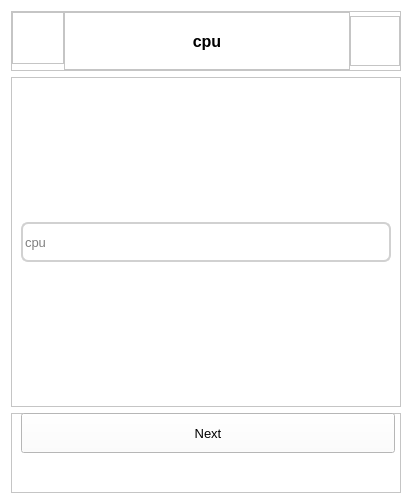
Above: layouts/add_device5.ui from fedulovs/InventoryUI before the change. Below: the same form after it.
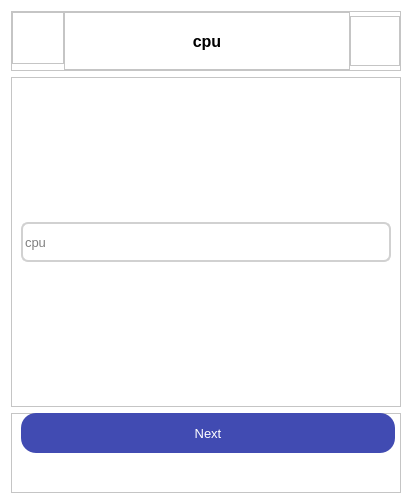
That is the form after the change.

```diff
--- a/layouts/add_device5.ui
+++ b/layouts/add_device5.ui
@@ -302,13 +302,19 @@
                             </font>
                         </property>
                         <property name="styleSheet">
-                            <string notr="true">border-radius : 15; border: 2 px solid black; background-color:
-                                #414BB2; color: white;
+                            <string notr="true">QPushButton {
+                                border-radius: 15;
+                                border: 2 px solid black;
+                                background-color: #414BB2;
+                                color: white
+                                }
 
-                                pressed ({
-                                border: 4px solid #090;
-                                border-radius: 5px
-                                })
+                                QPushButton:hover{
+                                border-radius: 15;
+                                border: 4 px solid black;
+                                background-color: rgb(51, 60, 140);
+                                color: white;
+                                }
                             </string>
                         </property>
                         <property name="text">
```
Left out of the diff: 13 changed lines with no effect on the pictures.
